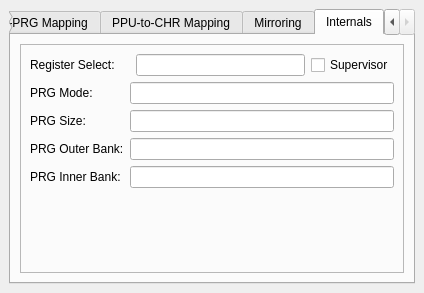
Old version of the form apps/ide/nes/debuggers/mapperinformationdockwidget.ui in the repository christopherpow/nesicide.
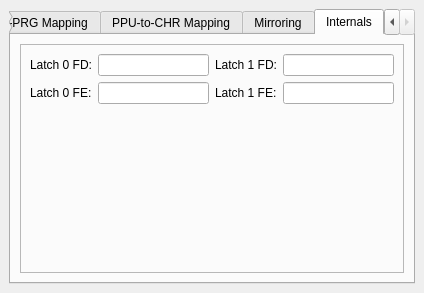
New version of the form.

Commit message: Adding register inspector information for all supported mappers. Fixing debug info interface to mapper memory and undoing hijacked mapper memory 'read' interface--it's necessary for MMC5 PRG-RAM over PRG-ROM and probably other stuff.

What changed in the file:
```diff
--- a/apps/ide/nes/debuggers/mapperinformationdockwidget.ui
+++ b/apps/ide/nes/debuggers/mapperinformationdockwidget.ui
@@ -480,6 +480,63 @@
             </item>
            </layout>
           </widget>
+          <widget class="QWidget" name="mapper9and10">
+           <layout class="QGridLayout" name="gridLayout_10">
+            <item row="0" column="0">
+             <widget class="QLabel" name="label_32">
+              <property name="text">
+               <string>Latch 0 FD:</string>
+              </property>
+             </widget>
+            </item>
+            <item row="0" column="1">
+             <widget class="QLineEdit" name="latch0FD"/>
+            </item>
+            <item row="0" column="2">
+             <widget class="QLabel" name="label_34">
+              <property name="text">
+               <string>Latch 1 FD:</string>
+              </property>
+             </widget>
+            </item>
+            <item row="0" column="3">
+             <widget class="QLineEdit" name="latch1FD"/>
+            </item>
+            <item row="2" column="2">
+             <spacer name="verticalSpacer_8">
+              <property name="orientation">
+               <enum>Qt::Vertical</enum>
+              </property>
+              <property name="sizeHint" stdset="0">
+               <size>
+                <width>20</width>
+                <height>40</height>
+               </size>
+              </property>
+             </spacer>
+            </item>
+            <item row="1" column="0">
+             <widget class="QLabel" name="label_35">
+              <property name="text">
+               <string>Latch 0 FE:</string>
+              </property>
+             </widget>
+            </item>
+            <item row="1" column="2">
+             <widget class="QLabel" name="label_36">
+              <property name="text">
+               <string>Latch 1 FE:</string>
+              </property>
+             </widget>
+            </item>
+            <item row="1" column="1">
+             <widget class="QLineEdit" name="latch0FE"/>
+            </item>
+            <item row="1" column="3">
+             <widget class="QLineEdit" name="latch1FE"/>
+            </item>
+           </layout>
+          </widget>
           <widget class="QWidget" name="mapper28">
            <layout class="QGridLayout" name="gridLayout_9">
             <item row="1" column="0">
```
The commit also changes 47 other files.
